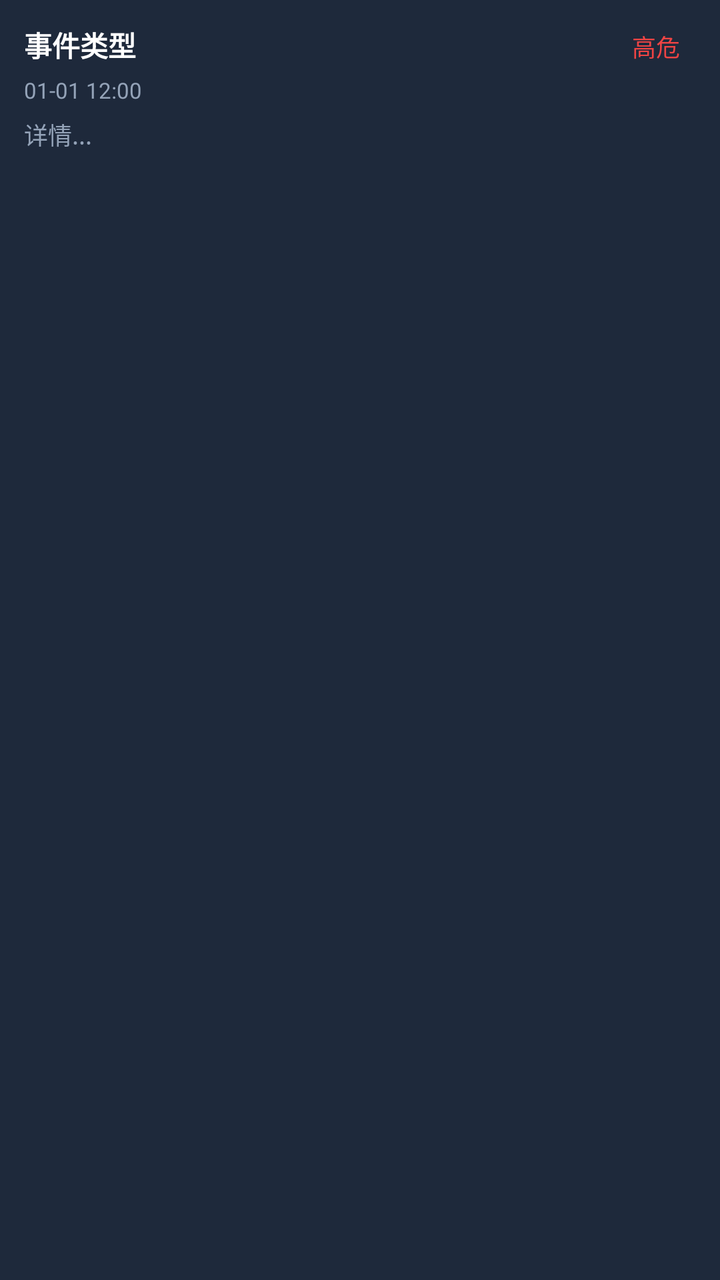
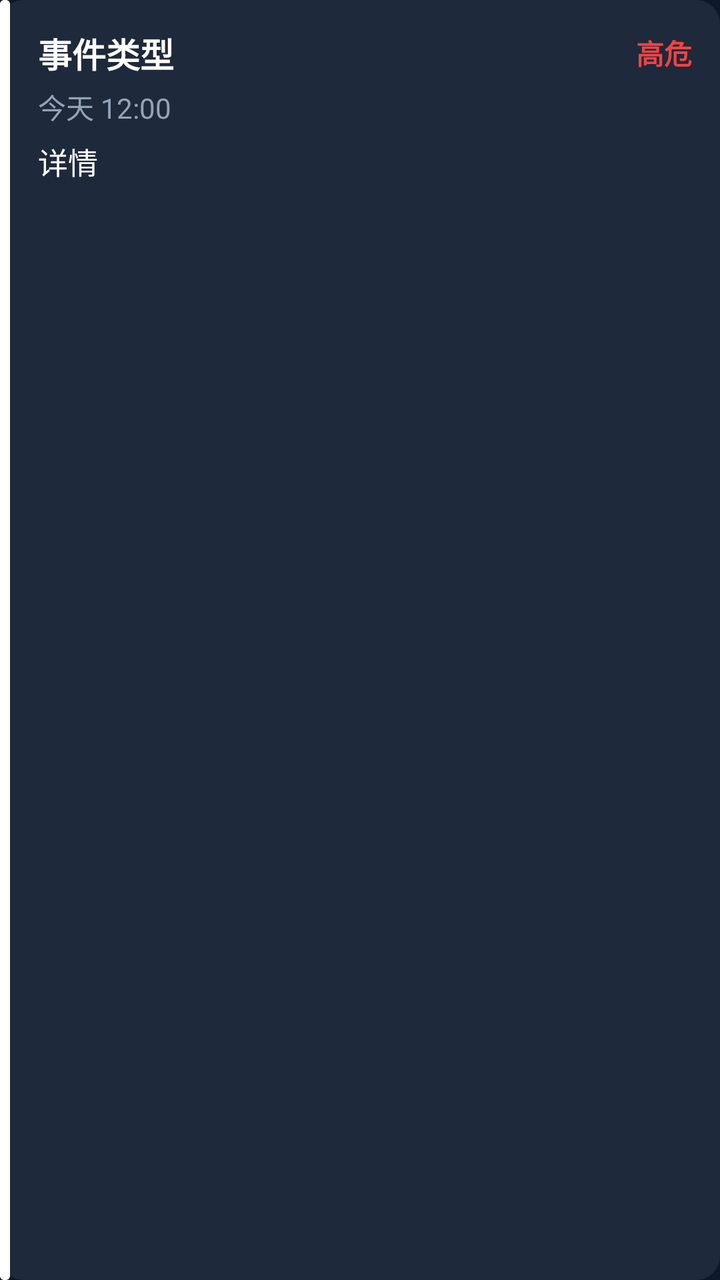

Compare the two renders of this Android layout. The source of the first and the diff that turns it into the second are given below.
<!-- AndroidManifest.xml: application theme Theme.AntiFraudGuard -->
<!-- res/layout/item_risk_event.xml -->
<?xml version="1.0" encoding="utf-8"?>
<LinearLayout xmlns:android="http://schemas.android.com/apk/res/android"
    android:layout_width="match_parent"
    android:layout_height="wrap_content"
    android:orientation="vertical"
    android:background="?attr/appCard"
    android:padding="12dp"
    android:layout_margin="8dp">

    <LinearLayout
        android:layout_width="match_parent"
        android:layout_height="wrap_content"
        android:orientation="horizontal">

        <TextView
            android:id="@+id/tv_event_type"
            android:layout_width="0dp"
            android:layout_height="wrap_content"
            android:layout_weight="1"
            android:text="事件类型"
            android:textColor="?attr/appText"
            android:textSize="14sp"
            android:textStyle="bold" />

        <TextView
            android:id="@+id/tv_event_severity"
            android:layout_width="wrap_content"
            android:layout_height="wrap_content"
            android:text="高危"
            android:textColor="#EF4444"
            android:textSize="12sp"
            android:paddingHorizontal="8dp"
            android:paddingVertical="2dp" />
    </LinearLayout>

    <TextView
        android:id="@+id/tv_event_time"
        android:layout_width="wrap_content"
        android:layout_height="wrap_content"
        android:text="01-01 12:00"
        android:textColor="?attr/appTextDim"
        android:textSize="11sp"
        android:layout_marginTop="4dp" />

    <TextView
        android:id="@+id/tv_event_details"
        android:layout_width="match_parent"
        android:layout_height="wrap_content"
        android:text="详情..."
        android:textColor="?attr/appTextDim"
        android:textSize="12sp"
        android:layout_marginTop="6dp"
        android:maxLines="3"
        android:ellipsize="end" />

</LinearLayout>
<!-- resources referenced by this layout -->
<resources>
  <style name="Theme.AntiFraudGuard" parent="Theme.MaterialComponents.NoActionBar">
          
          <item name="colorPrimary">@color/blue_500</item>
          <item name="colorPrimaryVariant">@color/blue_700</item>
          <item name="colorOnPrimary">@color/white</item>
          
          <item name="colorSecondary">@color/emerald_500</item>
          <item name="colorSecondaryVariant">@color/emerald_700</item>
          <item name="colorOnSecondary">@color/white</item>
  
          <item name="appBg">#0F172A</item>
          <item name="appCard">#1E293B</item>
          <item name="appCardAlt">#26314A</item>
          <item name="appText">#FFFFFF</item>
          <item name="appTextDim">#94A3B8</item>
          <item name="appDivider">#334155</item>
          <item name="appInputBg">#26314A</item>
          <item name="appInputText">#FFFFFF</item>
  
          
          <item name="android:statusBarColor">#0F172A</item>
          <item name="android:windowBackground">#0F172A</item>
          <item name="android:navigationBarColor">#0F172A</item>
      </style>
  <color name="blue_500">#3B82F6</color>
  <color name="blue_700">#1D4ED8</color>
  <color name="white">#FFFFFFFF</color>
  <color name="emerald_500">#10B981</color>
  <color name="emerald_700">#047857</color>
</resources>

<!-- the commit's change to res/layout/item_risk_event.xml (unified diff, before → after) -->
@@ -2,55 +2,71 @@
 <LinearLayout xmlns:android="http://schemas.android.com/apk/res/android"
     android:layout_width="match_parent"
     android:layout_height="wrap_content"
-    android:orientation="vertical"
-    android:background="?attr/appCard"
-    android:padding="12dp"
-    android:layout_margin="8dp">
+    android:orientation="horizontal"
+    android:background="@drawable/bg_card"
+    android:layout_marginHorizontal="12dp"
+    android:layout_marginVertical="5dp">
+
+    
+    <View
+        android:id="@+id/v_sev_bar"
+        android:layout_width="5dp"
+        android:layout_height="match_parent"
+        android:background="@drawable/bg_sev_bar" />
 
     <LinearLayout
-        android:layout_width="match_parent"
+        android:layout_width="0dp"
         android:layout_height="wrap_content"
-        android:orientation="horizontal">
+        android:layout_weight="1"
+        android:orientation="vertical"
+        android:padding="14dp">
+
+        <LinearLayout
+            android:layout_width="match_parent"
+            android:layout_height="wrap_content"
+            android:orientation="horizontal"
+            android:gravity="center_vertical">
+
+            <TextView
+                android:id="@+id/tv_event_type"
+                android:layout_width="0dp"
+                android:layout_height="wrap_content"
+                android:layout_weight="1"
+                android:text="事件类型"
+                android:textColor="?attr/appText"
+                android:textSize="17sp"
+                android:textStyle="bold" />
+
+            <TextView
+                android:id="@+id/tv_event_severity"
+                android:layout_width="wrap_content"
+                android:layout_height="wrap_content"
+                android:text="高危"
+                android:textColor="#EF4444"
+                android:textSize="14sp"
+                android:textStyle="bold"
+                android:paddingStart="8dp" />
+        </LinearLayout>
 
         <TextView
-            android:id="@+id/tv_event_type"
-            android:layout_width="0dp"
+            android:id="@+id/tv_event_time"
+            android:layout_width="wrap_content"
             android:layout_height="wrap_content"
-            android:layout_weight="1"
-            android:text="事件类型"
-            android:textColor="?attr/appText"
+            android:text="今天 12:00"
+            android:textColor="?attr/appTextDim"
             android:textSize="14sp"
-            android:textStyle="bold" />
+            android:layout_marginTop="4dp" />
 
         <TextView
-            android:id="@+id/tv_event_severity"
-            android:layout_width="wrap_content"
+            android:id="@+id/tv_event_details"
+            android:layout_width="match_parent"
             android:layout_height="wrap_content"
-            android:text="高危"
-            android:textColor="#EF4444"
-            android:textSize="12sp"
-            android:paddingHorizontal="8dp"
-            android:paddingVertical="2dp" />
+            android:text="详情"
+            android:textColor="?attr/appText"
+            android:textSize="15sp"
+            android:lineSpacingExtra="2dp"
+            android:layout_marginTop="6dp"
+            android:maxLines="4"
+            android:ellipsize="end" />
     </LinearLayout>
-
-    <TextView
-        android:id="@+id/tv_event_time"
-        android:layout_width="wrap_content"
-        android:layout_height="wrap_content"
-        android:text="01-01 12:00"
-        android:textColor="?attr/appTextDim"
-        android:textSize="11sp"
-        android:layout_marginTop="4dp" />
-
-    <TextView
-        android:id="@+id/tv_event_details"
-        android:layout_width="match_parent"
-        android:layout_height="wrap_content"
-        android:text="详情..."
-        android:textColor="?attr/appTextDim"
-        android:textSize="12sp"
-        android:layout_marginTop="6dp"
-        android:maxLines="3"
-        android:ellipsize="end" />
-
 </LinearLayout>
<!-- resource entries referenced after the edit -->
@@ -1,5 +1,17 @@
 <!-- resources referenced by this layout -->
 <resources>
+  <!-- drawable bg_card (drawable) -->
+  <?xml version="1.0" encoding="utf-8"?>
+  <shape xmlns:android="http://schemas.android.com/apk/res/android" android:shape="rectangle">
+      <solid android:color="?attr/appCard" />
+      <corners android:radius="12dp" />
+  </shape>
+  <!-- drawable bg_sev_bar (drawable) -->
+  <?xml version="1.0" encoding="utf-8"?>
+  <shape xmlns:android="http://schemas.android.com/apk/res/android" android:shape="rectangle">
+      <solid android:color="#FFFFFF" />
+      <corners android:radius="2dp" />
+  </shape>
   <style name="Theme.AntiFraudGuard" parent="Theme.MaterialComponents.NoActionBar">
           
           <item name="colorPrimary">@color/blue_500</item>
@@ -20,6 +32,14 @@
           <item name="appInputText">#FFFFFF</item>
   
           
+          <item name="appDangerBgSoft">#3F1A1E</item>
+          <item name="appWarnBgSoft">#3A2E12</item>
+          <item name="appWarnTextStrong">#FCD34D</item>
+          <item name="appWarnTextDim">#D4B36A</item>
+          <item name="appDangerTextStrong">#FCA5A5</item>
+          <item name="appDangerTextDim">#DCA9A9</item>
+  
+          
           <item name="android:statusBarColor">#0F172A</item>
           <item name="android:windowBackground">#0F172A</item>
           <item name="android:navigationBarColor">#0F172A</item>
